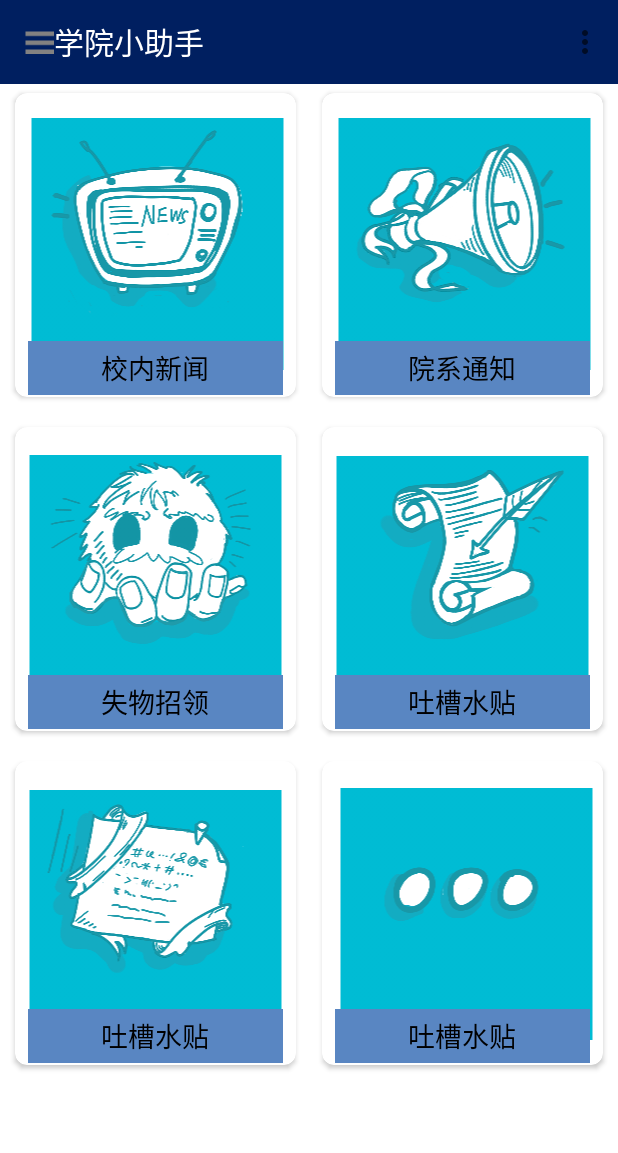
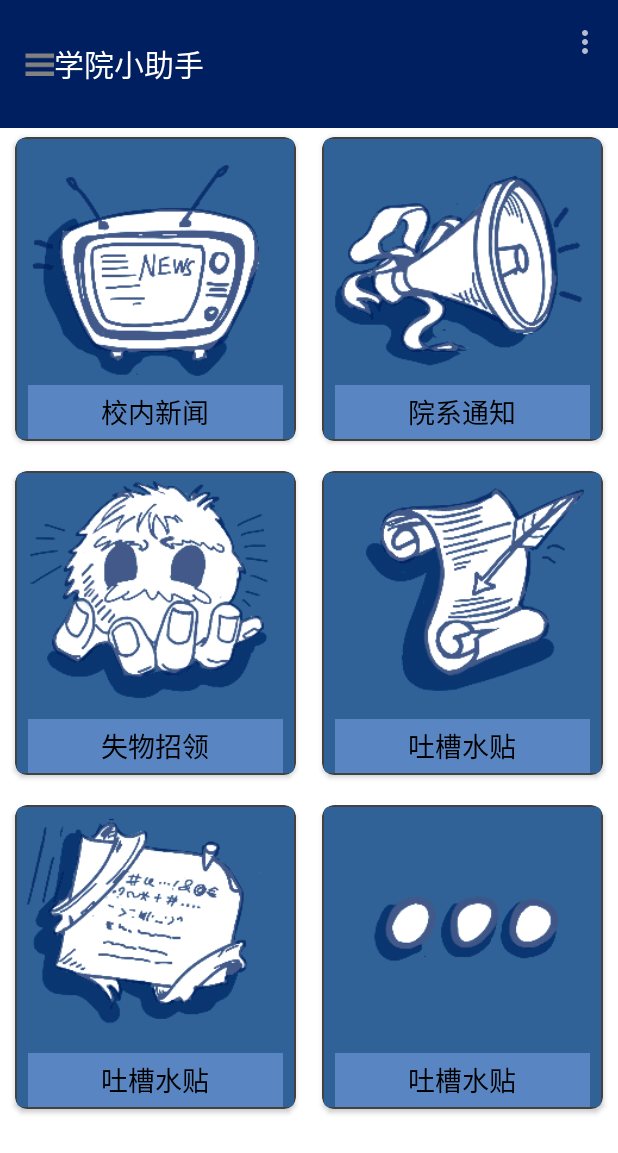
Before and after one commit to JDLINLC/-, an Android app: the screen it shows after launch (MainActivity), on a phone screen of 412 x 824 dp. Shown: the top 1153 px of the screen. Run offline under Robolectric (Android 15) with nearby library versions, the phone set to English and light mode, and no system bars.

Commit message:
完善第一个页面

```diff
--- a/app/src/main/res/layout/item.xml
+++ b/app/src/main/res/layout/item.xml
@@ -11,6 +11,10 @@
     android:layout_height="match_parent">
 
 
+    <FrameLayout
+        android:background="@mipmap/back"
+        android:layout_width="match_parent"
+        android:layout_height="match_parent">
         <ImageView
             android:layout_width="250dp"
             android:layout_height="200dp"
@@ -29,5 +33,6 @@
             android:gravity="center"
             android:textSize="18dp">
         </TextView>
+    </FrameLayout>
 
 </android.support.v7.widget.CardView>
--- a/app/src/main/res/layout/top_bar.xml
+++ b/app/src/main/res/layout/top_bar.xml
@@ -3,7 +3,7 @@
     android:orientation="vertical" android:layout_width="match_parent"
     android:layout_height="wrap_content">
     <android.support.v7.widget.Toolbar
-        android:layout_height="wrap_content"
+        android:layout_height="85dp"
         android:layout_width="match_parent"
         android:minHeight="?actionBarSize"
         android:background="?colorPrimary"
--- a/app/src/main/res/values/strings.xml
+++ b/app/src/main/res/values/strings.xml
@@ -1,6 +1,5 @@
 <resources>
-    <string name="app_name">cshelper</string>
-
+    <string name="app_name">学院小助手</string>
     <string name="hello_world">Hello world!</string>
     <string name="action_settings">Settings</string>
     <string name="title_activity_test">TestActivity</string>
--- a/app/src/main/res/values/styles.xml
+++ b/app/src/main/res/values/styles.xml
@@ -1,8 +1,9 @@
 <resources>
 
-    <style name="AppTheme" parent="Theme.AppCompat.Light.NoActionBar">
+    <style name="AppTheme" parent="Theme.AppCompat.NoActionBar">
         <item name="colorPrimary">#001f60</item>
         <item name="colorPrimaryDark">#ffff</item>
+        <item name="android:actionMenuTextColor">@android:color/white</item>
         <item name="android:textColorPrimary">#ffff</item>
         <item name="android:textSize">18dp</item>
         <item name="android:textColor">@android:color/black</item>
```
Also changed, not shown: app/src/main/java/com/example/jdlin/cshelper/MainActivity.java (+6 -6 lines), app/src/main/res/mipmap-xxhdpi/back.png (added), app/src/main/res/mipmap-xxhdpi/part1.png, app/src/main/res/mipmap-xxhdpi/part2.png, app/src/main/res/mipmap-xxhdpi/part3.png, app/src/main/res/mipmap-xxhdpi/part4.png, app/src/main/res/mipmap-xxhdpi/part5.png, app/src/main/res/mipmap-xxhdpi/part6.png.
